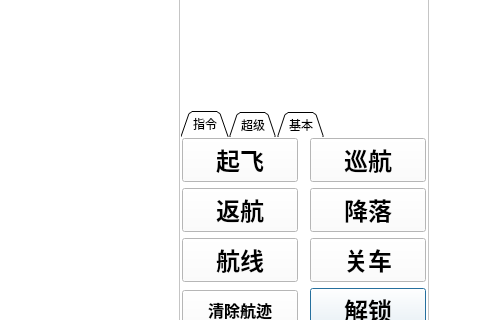
Old version of the form F-GCS001/mainwindow.ui in the repository shenwwyy/F-GCS_ALL; both pictures show x 118 to 598 and y 166 to 486 of the 774 by 817 pixel window.
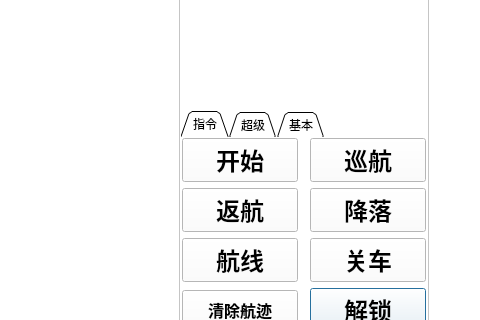
New version of the form. Icons and pictures are not drawn. Custom widgets are drawn as their Qt base class.

The edit to the form file:
```diff
--- a/F-GCS001/mainwindow.ui
+++ b/F-GCS001/mainwindow.ui
@@ -660,7 +660,7 @@
                   <bool>false</bool>
                  </property>
                  <property name="text">
-                  <string>起飞</string>
+                  <string>开始</string>
                  </property>
                  <property name="checkable">
                   <bool>false</bool>
```
Left out of the diff: 30 changed lines with no effect on the pictures.
